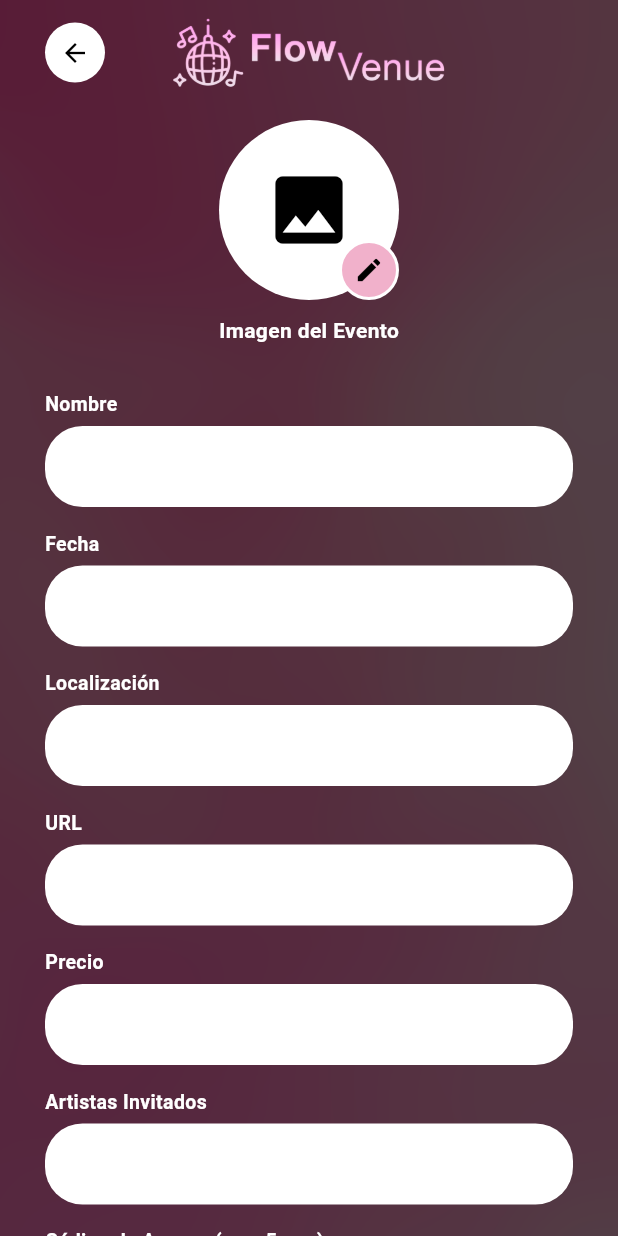
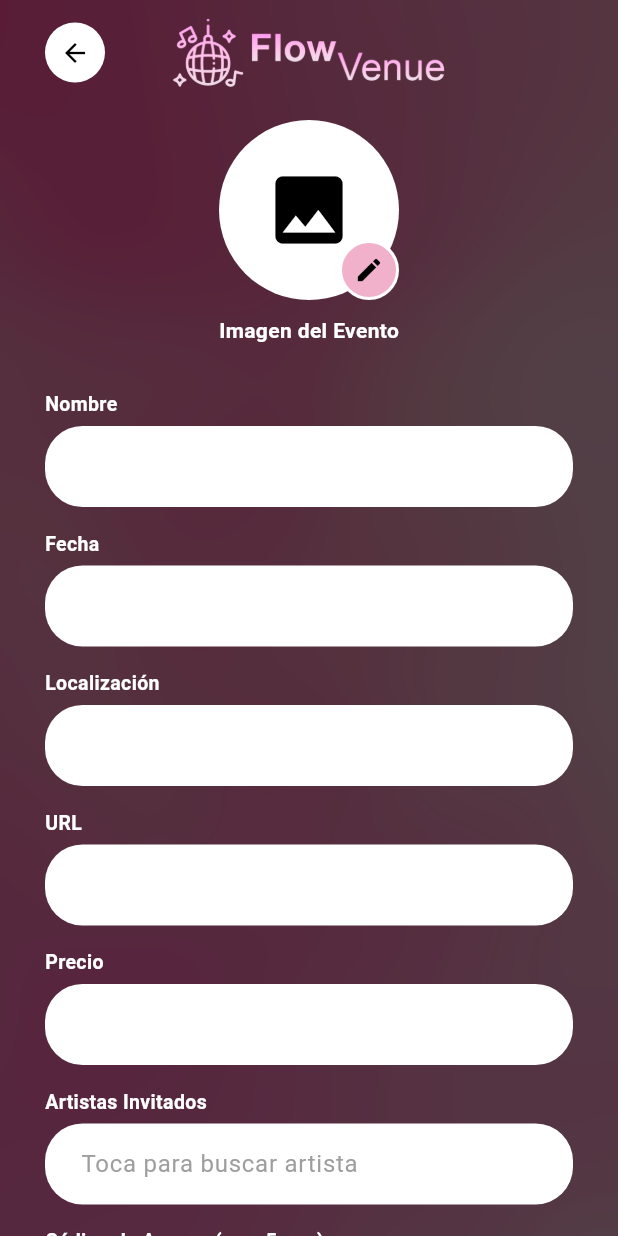
Before and after one commit to oriolnieto/FlowVenue, a Flutter app: the CrearEventView screen opened directly, on a phone screen of 412 x 824 dp. Run offline on Flutter 3.47's test engine with Material 3 defaults, Android fonts, the phone set to English and light mode, and no system bars; our stand-ins replace cloud_firestore, firebase_auth, firebase_core, image_picker, pinput; missing offline and left inert: spotify_sdk; accounts and stored records are empty.

Commit message:
buscar artista mitjançant boto de crear event

```diff
--- a/lib/view/crear_event_view.dart
+++ b/lib/view/crear_event_view.dart
@@ -2,6 +2,9 @@ import 'dart:io';
 import 'package:flutter/material.dart';
 import 'package:flutter/services.dart';
 import 'package:image_picker/image_picker.dart';
+import 'package:flowvenue/view/buscar_artista_view.dart';
+
+import 'package:flowvenue/services/spotifyServices.dart';
 
 class CrearEventView extends StatefulWidget {
   const CrearEventView({super.key});
@@ -161,7 +164,7 @@ class _CrearEventViewState extends State<CrearEventView> {
 
                     _buildTextField("Precio", _precioController, keyboardType: TextInputType.number),
 
-                    _buildTextField("Artistas Invitados", _artistasController),
+                    _buildArtistasField(),
 
                     // CAMP CODI D'ACCÉS (Màxim 5, només números, avís si hi ha text)
                     _buildCodeField("Código de Acceso (max 5num)", _codigoController),
@@ -319,6 +322,50 @@ class _CrearEventViewState extends State<CrearEventView> {
     );
   }
 
+  Widget _buildArtistasField() {
+    return Padding(
+      padding: const EdgeInsets.only(bottom: 15),
+      child: Column(
+        crossAxisAlignment: CrossAxisAlignment.start,
+        children: [
+          const Text("Artistas Invitados", style: TextStyle(color: Colors.white, fontWeight: FontWeight.bold, fontSize: 13)),
+          const SizedBox(height: 5),
+          TextField(
+            controller: _artistasController,
+            readOnly: true, // Bloquegem el teclat
+            onTap: () async {
+              // Naveguem i esperem resposta
+              final String? nomArtista = await Navigator.push(
+                context,
+                MaterialPageRoute(builder: (context) => const BuscarArtistaView()),
+              );
+
+              // Si ha triat un artista, l'afegim al controlador
+              if (nomArtista != null) {
+                setState(() {
+                  if (_artistasController.text.isEmpty) {
+                    _artistasController.text = nomArtista;
+                  } else {
+                    _artistasController.text += ", $nomArtista"; // Afegim amb coma si ja n'hi ha un altre
+                  }
+                });
+              }
+            },
+            style: const TextStyle(color: Color(0xFFE94E77), fontWeight: FontWeight.bold), // Color rosa com demanes
+            decoration: InputDecoration(
+              filled: true,
+              fillColor: Colors.white,
+              border: OutlineInputBorder(borderRadius: BorderRadius.circular(25), borderSide: BorderSide.none),
+              contentPadding: const EdgeInsets.symmetric(horizontal: 20, vertical: 15),
+              hintText: "Toca para buscar artista",
+              hintStyle: const TextStyle(color: Colors.grey, fontWeight: FontWeight.normal),
+            ),
+          ),
+        ],
+      ),
+    );
+  }
+
   // Textfield especial pel Codi (5 números)
   Widget _buildCodeField(String label, TextEditingController controller) {
     return Padding(
```
Also changed, not shown: lib/services/spotifyServices.dart (+51 -0 lines), lib/view/buscar_artista_view.dart (added, +172 -0 lines).
